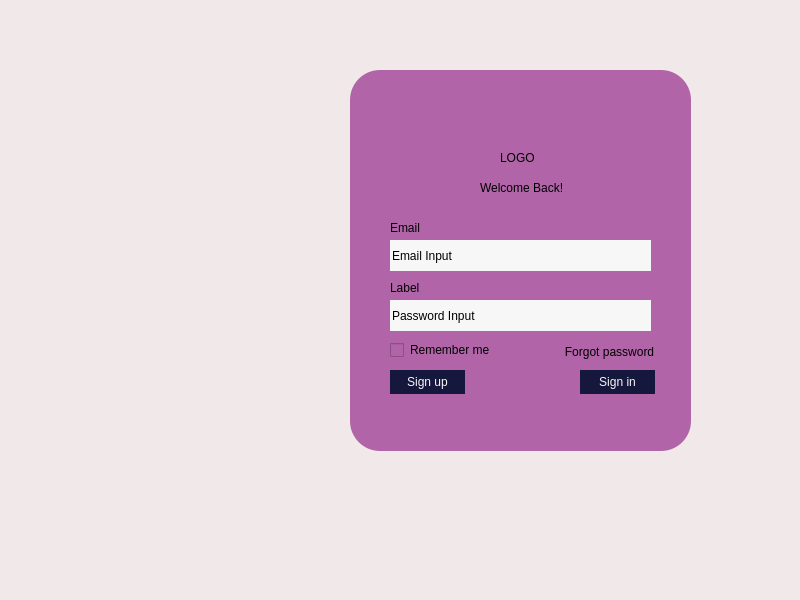
Qt form Ui/login.ui (LlokieHere/MaternaDB2) before a commit.
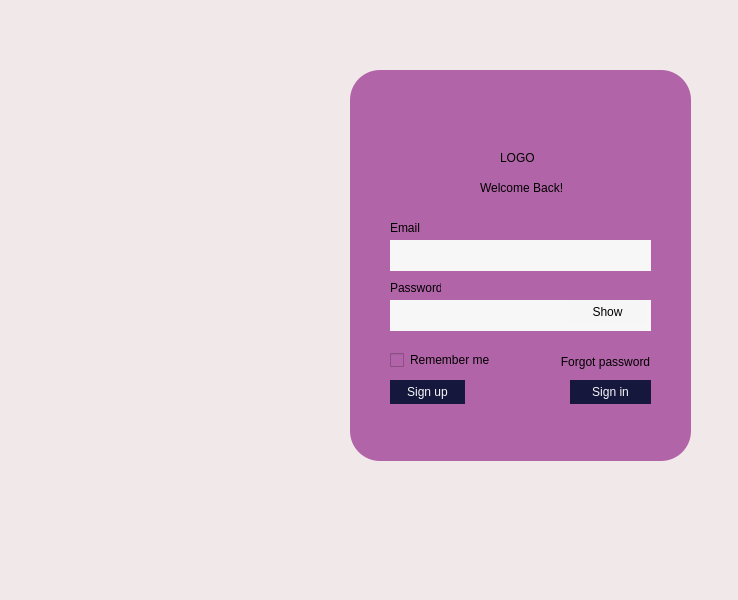
The same form after that commit.

Patch:
```diff
--- a/Ui/login.ui
+++ b/Ui/login.ui
@@ -6,7 +6,7 @@
    <rect>
     <x>0</x>
     <y>0</y>
-    <width>800</width>
+    <width>738</width>
     <height>600</height>
    </rect>
   </property>
@@ -29,7 +29,7 @@
       <x>350</x>
       <y>70</y>
       <width>341</width>
-      <height>381</height>
+      <height>391</height>
      </rect>
     </property>
     <property name="styleSheet">
@@ -94,7 +94,7 @@
       <string notr="true">background-color: rgb(247, 247, 247);</string>
      </property>
      <property name="text">
-      <string>Email Input</string>
+      <string/>
      </property>
     </widget>
     <widget class="QLabel" name="label_4">
@@ -102,12 +102,12 @@
       <rect>
        <x>40</x>
        <y>210</y>
-       <width>49</width>
+       <width>51</width>
        <height>16</height>
       </rect>
      </property>
      <property name="text">
-      <string>Label</string>
+      <string>Password</string>
      </property>
     </widget>
     <widget class="QLineEdit" name="lineEdit_2">
@@ -123,14 +123,14 @@
       <string notr="true">background-color: rgb(247, 247, 247);</string>
      </property>
      <property name="text">
-      <string>Password Input</string>
+      <string/>
      </property>
     </widget>
     <widget class="QCheckBox" name="checkBox">
      <property name="geometry">
       <rect>
        <x>40</x>
-       <y>270</y>
+       <y>280</y>
        <width>101</width>
        <height>20</height>
       </rect>
@@ -139,11 +139,11 @@
       <string>Remember me</string>
      </property>
     </widget>
-    <widget class="QPushButton" name="pushButton">
+    <widget class="QPushButton" name="signupButton">
      <property name="geometry">
       <rect>
        <x>40</x>
-       <y>300</y>
+       <y>310</y>
        <width>75</width>
        <height>24</height>
       </rect>
@@ -162,9 +162,9 @@
     <widget class="QPushButton" name="pushButton_2">
      <property name="geometry">
       <rect>
-       <x>230</x>
-       <y>300</y>
-       <width>75</width>
+       <x>220</x>
+       <y>310</y>
+       <width>81</width>
        <height>24</height>
       </rect>
      </property>
@@ -182,8 +182,8 @@
     <widget class="QPushButton" name="pushButton_3">
      <property name="geometry">
       <rect>
-       <x>214</x>
-       <y>270</y>
+       <x>210</x>
+       <y>280</y>
        <width>91</width>
        <height>24</height>
       </rect>
@@ -195,6 +195,22 @@
       <bool>true</bool>
      </property>
     </widget>
+    <widget class="QPushButton" name="pushButton">
+     <property name="geometry">
+      <rect>
+       <x>220</x>
+       <y>230</y>
+       <width>75</width>
+       <height>24</height>
+      </rect>
+     </property>
+     <property name="styleSheet">
+      <string notr="true">background-color: rgb(246, 246, 246);</string>
+     </property>
+     <property name="text">
+      <string>Show</string>
+     </property>
+    </widget>
    </widget>
   </widget>
   <widget class="QMenuBar" name="menubar">
```
Left out of the diff: 12 changed lines with no effect on the pictures.
